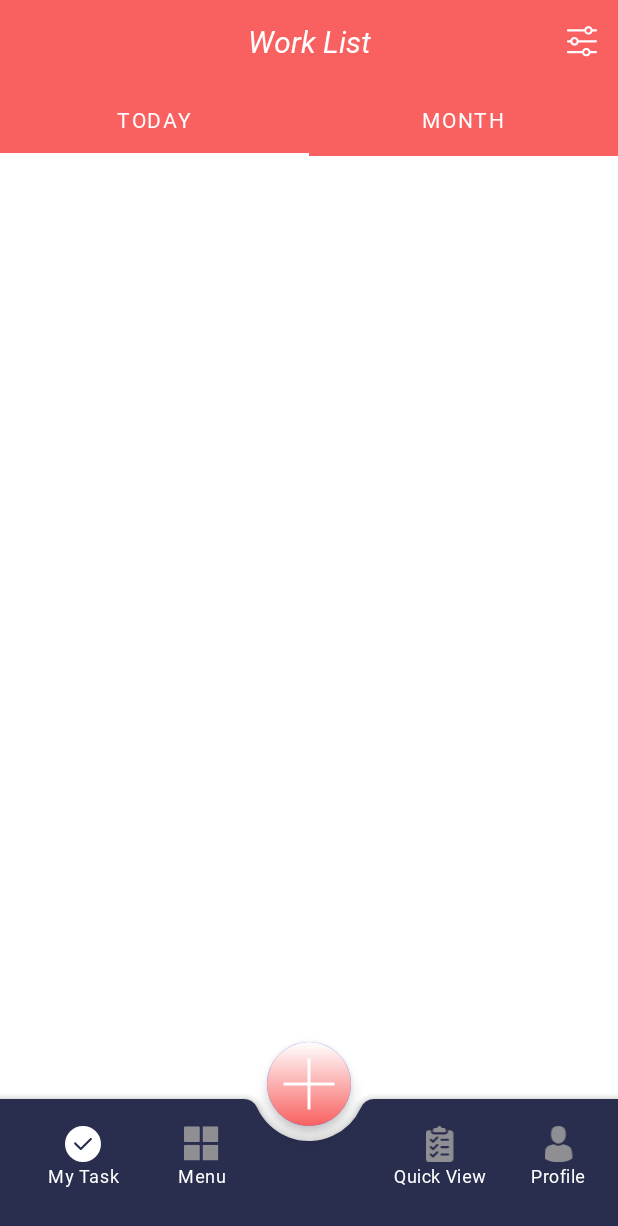
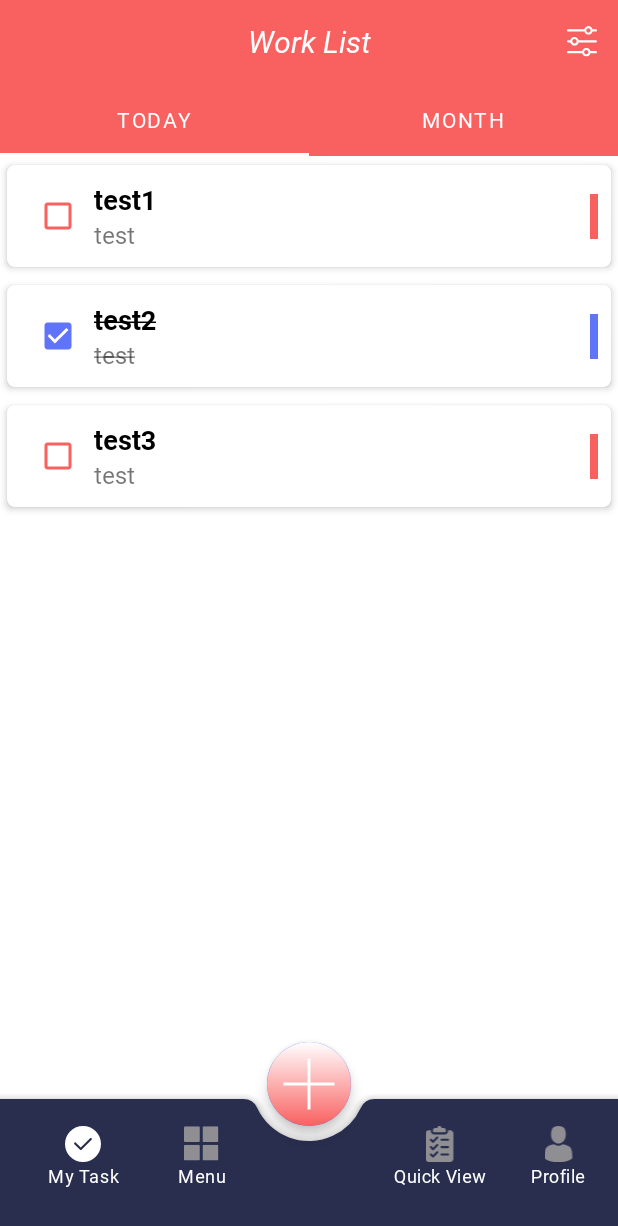
Before and after one commit to mofe64/ManageMe, an Android app: the WorkList screen opened through its navigation route, on a phone screen of 412 x 824 dp. Shown: the top 1226 px of the screen. Run offline under Robolectric (Android 15) with nearby library versions, the phone set to English and light mode, and no system bars; our stand-ins replace navigation-ui; libraries missing offline, so code that uses them is left out: com.chauthai.swipereveallayout; plain views replace SwipeRevealLayout; 3 statements that could not run were skipped.

Commit message:
task tile swipe impl

```diff
--- a/app/src/main/java/com/nubari/aking/auth/viewmodel/AuthViewModel.kt
+++ b/app/src/main/java/com/nubari/aking/auth/viewmodel/AuthViewModel.kt
@@ -26,7 +26,7 @@ class AuthViewModel : ViewModel() {
                     _state.value = state.value?.copy(
                         isProcessing = true,
                     )
-                    delay(3000)
+                    delay(1000)
                     _state.value = state.value?.copy(
                         isProcessing = true,
                         isAuthenticated = true
--- /dev/null
+++ b/app/src/main/java/com/nubari/aking/data/model/Task.kt
@@ -0,0 +1,12 @@
+package com.nubari.aking.data.model
+
+import java.time.LocalDateTime
+import java.util.*
+
+data class Task(
+    val id: String = UUID.randomUUID().toString(),
+    val title: String,
+    val description: String,
+    var completed: Boolean,
+    val dueDate: String
+)
--- a/app/src/main/java/com/nubari/aking/home/WorkList.kt
+++ b/app/src/main/java/com/nubari/aking/home/WorkList.kt
@@ -40,6 +40,8 @@ class WorkList : Fragment() {
         val viewPager = binding.workListViewPager
         val tabLayout = binding.tabLayout
         viewPager.adapter = adapter
+        // disable view pager swiping because it affects swipe able layout reveal
+        viewPager.isUserInputEnabled = false
 
         TabLayoutMediator(tabLayout, viewPager) { tab, position ->
             when (position) {
--- a/app/src/main/java/com/nubari/aking/home/adapters/TaskListAdapter.kt
+++ b/app/src/main/java/com/nubari/aking/home/adapters/TaskListAdapter.kt
@@ -1,9 +1,17 @@
 package com.nubari.aking.home.adapters
 
+import android.annotation.SuppressLint
+import android.graphics.Paint
+import android.util.Log
+import android.view.LayoutInflater
 import android.view.ViewGroup
+import androidx.core.content.ContextCompat
 import androidx.fragment.app.Fragment
 import androidx.recyclerview.widget.RecyclerView
 import com.chauthai.swipereveallayout.SwipeRevealLayout
+import com.chauthai.swipereveallayout.ViewBinderHelper
+import com.nubari.aking.R
+import com.nubari.aking.data.model.Task
 import com.nubari.aking.databinding.TaskTileBinding
 
 class TaskListAdapter(
@@ -11,23 +19,77 @@ class TaskListAdapter(
 ) :
     RecyclerView.Adapter<TaskListAdapter.ViewHolder>() {
 
+    private var tasks: List<Task> = listOf()
+    private var viewBinderHelper: ViewBinderHelper = ViewBinderHelper()
+
     class ViewHolder(view: TaskTileBinding) : RecyclerView.ViewHolder(view.root) {
         val editBtn = view.taskEditBtn
         val deleteBtn = view.taskEditDelete
-        val completedCheck = view.taskCheck
+        val completedCheck = view.taskCompleted
         val swipeRevealLayout: SwipeRevealLayout = view.taskSwipeLayout
+        val taskTitle = view.taskTitle
+        val taskDueDate = view.taskDueDate
+        val card = view.taskContainer
+        val coloredBorder = view.colorView
     }
 
     override fun onCreateViewHolder(parent: ViewGroup, viewType: Int): ViewHolder {
-        TODO("Not yet implemented")
+        val binding: TaskTileBinding = TaskTileBinding.inflate(
+            LayoutInflater.from(fragment.context),
+            parent,
+            false
+        )
+        return ViewHolder(binding)
     }
 
     override fun onBindViewHolder(holder: ViewHolder, position: Int) {
-        TODO("Not yet implemented")
+        val task = tasks[position]
+        viewBinderHelper.setOpenOnlyOne(true)
+        viewBinderHelper.bind(holder.swipeRevealLayout, task.id)
+        viewBinderHelper.closeLayout(task.id)
+        holder.taskTitle.text = task.title
+        holder.taskDueDate.text = task.dueDate
+        setTileColor(task, holder)
+        holder.completedCheck.setOnClickListener {
+            val newCheckedValue = !task.completed
+            holder.completedCheck.isChecked = newCheckedValue
+            task.completed = newCheckedValue
+            setTileColor(task, holder)
+        }
+        holder.completedCheck.isChecked = task.completed
 
     }
 
     override fun getItemCount(): Int {
-        TODO("Not yet implemented")
+        return tasks.size
+    }
+
+    @SuppressLint("NotifyDataSetChanged")
+    fun updateTasks(list: List<Task>) {
+        tasks = list
+        notifyDataSetChanged()
+    }
+
+    private fun setTileColor(task: Task, holder: ViewHolder) {
+        if (task.completed) {
+            holder.completedCheck.buttonTintList = ContextCompat.getColorStateList(
+                fragment.requireContext(),
+                R.color.cornflower_blue
+            )
+            holder.coloredBorder.setBackgroundColor(holder.itemView.resources.getColor(R.color.cornflower_blue))
+            holder.taskTitle.paintFlags = holder.taskTitle.paintFlags or Paint.STRIKE_THRU_TEXT_FLAG
+            holder.taskDueDate.paintFlags =
+                holder.taskDueDate.paintFlags or Paint.STRIKE_THRU_TEXT_FLAG
+        } else {
+            holder.completedCheck.buttonTintList = ContextCompat.getColorStateList(
+                fragment.requireContext(),
+                R.color.carnation
+            )
+            holder.taskTitle.paintFlags =
+                holder.taskTitle.paintFlags and Paint.STRIKE_THRU_TEXT_FLAG.inv()
+            holder.taskDueDate.paintFlags =
+                holder.taskDueDate.paintFlags and Paint.STRIKE_THRU_TEXT_FLAG.inv()
+            holder.coloredBorder.setBackgroundColor(holder.itemView.resources.getColor(R.color.carnation))
+        }
     }
 }
--- a/app/src/main/java/com/nubari/aking/home/screens/DayTaskList.kt
+++ b/app/src/main/java/com/nubari/aking/home/screens/DayTaskList.kt
@@ -5,16 +5,59 @@ import androidx.fragment.app.Fragment
 import android.view.LayoutInflater
 import android.view.View
 import android.view.ViewGroup
+import androidx.recyclerview.widget.LinearLayoutManager
 import com.nubari.aking.R
+import com.nubari.aking.data.model.Task
+import com.nubari.aking.databinding.FragmentDayTaskListBinding
+import com.nubari.aking.home.adapters.TaskListAdapter
+import java.time.LocalDateTime
 
 class DayTaskList : Fragment() {
+    private var _binding: FragmentDayTaskListBinding? = null
 
+    private val binding get() = _binding!!
     override fun onCreateView(
         inflater: LayoutInflater, container: ViewGroup?,
         savedInstanceState: Bundle?
-    ): View? {
+    ): View {
         // Inflate the layout for this fragment
-        return inflater.inflate(R.layout.fragment_day_task_list, container, false)
+        _binding = FragmentDayTaskListBinding.inflate(inflater, container, false)
+
+        return binding.root
     }
 
+    override fun onViewCreated(view: View, savedInstanceState: Bundle?) {
+        super.onViewCreated(view, savedInstanceState)
+        val adapter = TaskListAdapter(this)
+        val taskListRecyclerView = binding.taskTodayRecyclerView
+        val testData = listOf(
+            Task(
+                title = "test1",
+                description = "some desc",
+                completed = false,
+                dueDate = "test"
+            ),
+            Task(
+                title = "test2",
+                description = "some desc",
+                completed = true,
+                dueDate = "test"
+            ),
+            Task(
+                title = "test3",
+                description = "some desc",
+                completed = false,
+                dueDate = "test"
+            ),
+
+        )
+        taskListRecyclerView.adapter = adapter
+        taskListRecyclerView.layoutManager = LinearLayoutManager(requireContext())
+        adapter.updateTasks(testData)
+    }
+
+    override fun onDestroyView() {
+        super.onDestroyView()
+        _binding = null
+    }
 }
--- a/app/src/main/res/layout/task_tile.xml
+++ b/app/src/main/res/layout/task_tile.xml
@@ -1,47 +1,52 @@
 <?xml version="1.0" encoding="utf-8"?>
 <com.chauthai.swipereveallayout.SwipeRevealLayout xmlns:android="http://schemas.android.com/apk/res/android"
     xmlns:app="http://schemas.android.com/apk/res-auto"
-    xmlns:tools="http://schemas.android.com/tools"
     android:id="@+id/task_swipe_layout"
     android:layout_width="match_parent"
-    android:layout_height="60dp"
+    android:layout_height="80dp"
     app:dragEdge="right"
     app:mode="same_level">
 
     <!-- swipe layout-->
     <LinearLayout
         android:layout_width="wrap_content"
-        android:layout_height="wrap_content"
+        android:layout_height="match_parent"
+        android:gravity="center"
         android:orientation="horizontal">
 
         <ImageButton
             android:id="@+id/task_edit_btn"
             android:layout_width="56dp"
             android:layout_height="56dp"
+            android:layout_gravity="center"
             android:background="@android:color/transparent"
             android:contentDescription="Edit"
             android:src="@drawable/edit" />
 
         <View
             android:layout_width="1dp"
-            android:layout_height="match_parent"
+            android:layout_height="60dp"
+            android:layout_gravity="center"
             android:background="@android:color/darker_gray" />
 
         <ImageButton
             android:id="@+id/task_edit_delete"
             android:layout_width="56dp"
             android:layout_height="56dp"
+            android:layout_gravity="center"
             android:background="@android:color/transparent"
-            android:contentDescription="Delet"
+            android:contentDescription="Delete"
             android:src="@drawable/trash" />
     </LinearLayout>
 
     <!--Main layout-->
-    <androidx.cardview.widget.CardView
+    <androidx.cardview.widget.CardView xmlns:card_view="http://schemas.android.com/apk/res-auto"
         android:id="@+id/task_container"
         android:layout_width="match_parent"
         android:layout_height="match_parent"
-        app:cardElevation="10dp">
+        card_view:cardCornerRadius="5dp"
+        card_view:cardElevation="3dp"
+        card_view:cardUseCompatPadding="true">
 
         <androidx.constraintlayout.widget.ConstraintLayout
             android:id="@+id/task_container_layout"
@@ -51,16 +56,18 @@
             android:paddingStart="10dp"
             android:paddingEnd="0dp">
 
-            <RadioButton
-                android:id="@+id/task_check"
+            <CheckBox
+                android:id="@+id/task_completed"
                 android:layout_width="48dp"
                 android:layout_height="48dp"
                 android:minWidth="0dp"
                 android:minHeight="0dp"
+                android:buttonTint="@color/carnation"
                 android:text="@null"
                 app:layout_constraintBottom_toBottomOf="parent"
                 app:layout_constraintStart_toStartOf="parent"
                 app:layout_constraintTop_toTopOf="parent" />
+
 
             <LinearLayout
                 android:id="@+id/task_details"
@@ -69,10 +76,11 @@
                 android:orientation="vertical"
                 android:textAlignment="center"
                 app:layout_constraintBottom_toBottomOf="parent"
-                app:layout_constraintLeft_toRightOf="@id/task_check"
+                app:layout_constraintLeft_toRightOf="@id/task_completed"
                 app:layout_constraintTop_toTopOf="parent">
 
                 <TextView
+                    android:id="@+id/task_title"
                     android:layout_width="wrap_content"
                     android:layout_height="wrap_content"
                     android:text="Go fishing with stephen"
@@ -81,6 +89,7 @@
                     android:textStyle="bold" />
 
                 <TextView
+                    android:id="@+id/task_due_date"
                     android:layout_width="wrap_content"
                     android:layout_height="wrap_content"
                     android:text="9:00AM"
@@ -89,7 +98,7 @@
             </LinearLayout>
 
             <View
-                android:id="@+id/view"
+                android:id="@+id/color_view"
                 android:layout_width="5dp"
                 android:layout_height="30dp"
                 android:background="@color/carnation"
```
